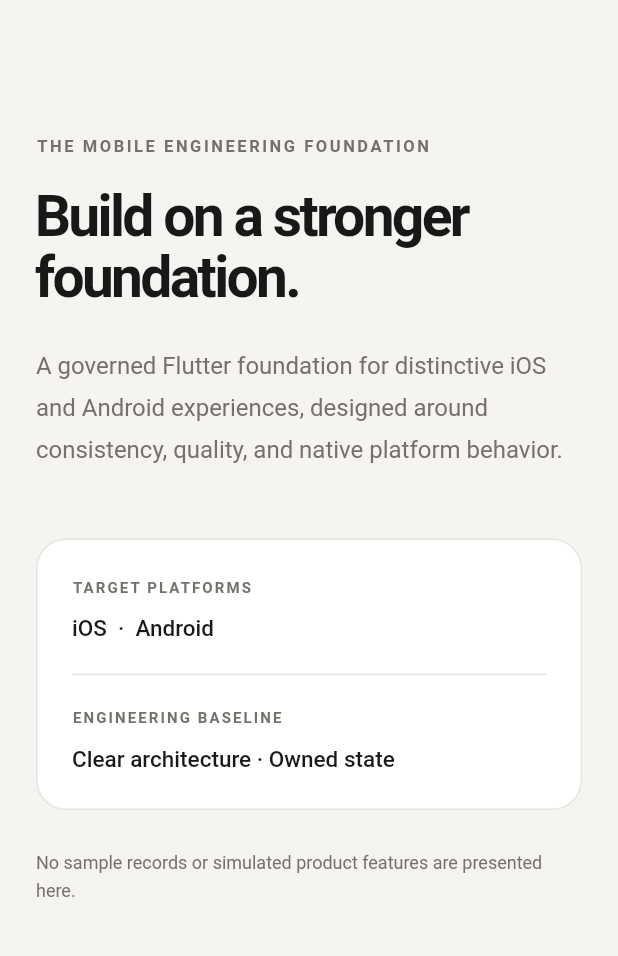
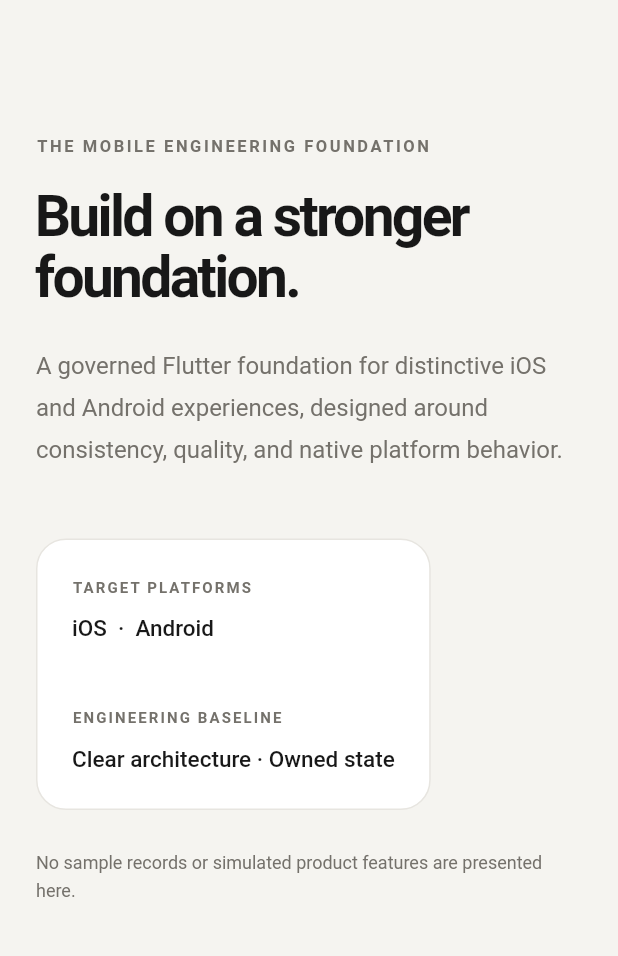
Before and after one commit to ReverseMagic0/AURELIA, a Flutter app: the screen it shows after launch, on a phone screen of 412 x 824 dp, the part 102-1058 px from its top. Run offline on Flutter 3.47's test engine with Material 3 defaults, Android fonts, the phone set to English and light mode, and no system bars; our stand-ins replace flutter_riverpod, go_router.

Commit message:
fix: use AURELIA divider primitive in foundation screen

```diff
--- a/lib/features/foundation/presentation/foundation_screen.dart
+++ b/lib/features/foundation/presentation/foundation_screen.dart
@@ -167,7 +167,12 @@ class _FoundationDetails extends StatelessWidget {
             ),
             Padding(
               padding: const EdgeInsets.symmetric(vertical: 20),
-              child: Divider(height: 1, color: palette.border),
+              child: SizedBox(
+                height: 1,
+                child: DecoratedBox(
+                  decoration: BoxDecoration(color: palette.border),
+                ),
+              ),
             ),
             _DetailRow(
               label: strings.architectureLabel,
```
